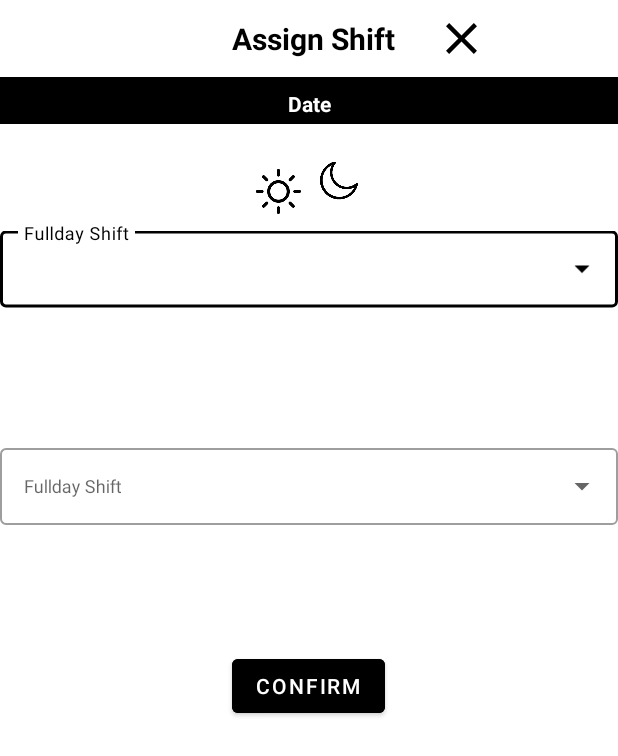
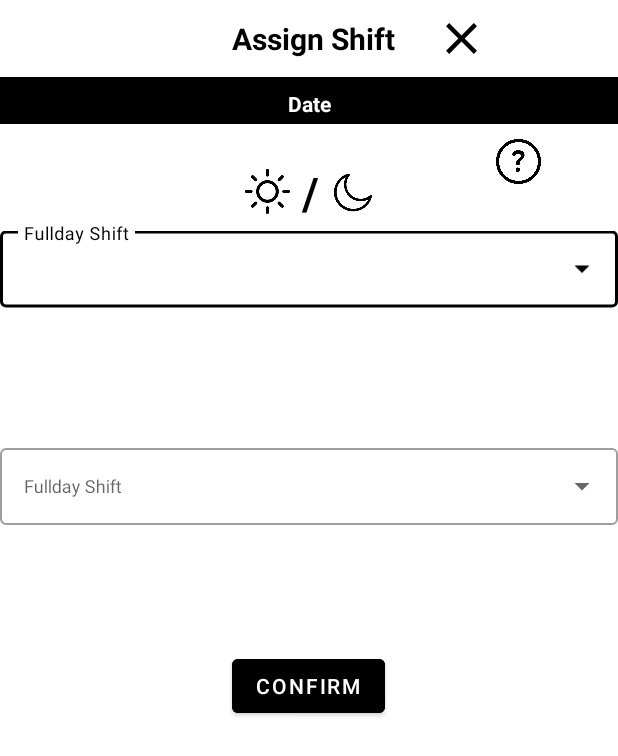
Before and after one commit to osmosis10/TimeWise, an Android app: the layout assign_shifts_weekends.xml on its own in the app's theme, with its tools: preview values and no code run, on a phone screen of 412 x 824 dp. Shown: the top 756 px of the screen. Run offline under Robolectric (Android 15) with nearby library versions, the phone set to English and light mode, and no system bars.

```diff
--- a/app/src/main/res/layout/assign_shifts_weekends.xml
+++ b/app/src/main/res/layout/assign_shifts_weekends.xml
@@ -70,24 +70,55 @@
             android:orientation="vertical"
             android:translationY="-5dp">
 
+            <LinearLayout
+                android:layout_width="wrap_content"
+                android:layout_height="wrap_content"
+                android:layout_gravity="center_horizontal"
+                android:translationX="140dp"
+                android:translationY="15dp"
+                android:orientation="horizontal">
+                <ImageButton
+                    android:id="@+id/unassignedList"
+                    android:layout_width="30dp"
+                    android:layout_height="30dp"
+                    android:layout_gravity="center_horizontal"
+                    android:background="@mipmap/question">
+                </ImageButton>
+            </LinearLayout>
+
+            <LinearLayout
+                android:layout_width="match_parent"
+                android:layout_height="wrap_content"
+                android:orientation="horizontal"
+                android:gravity="center_horizontal">
                 <ImageView
                     android:layout_width="30dp"
                     android:layout_height="30dp"
                     android:layout_gravity="center_horizontal"
-                android:translationX="-20dp"
-                android:translationY="35dp"
+                    android:layout_marginBottom="10dp"
+                    android:layout_marginRight="8dp"
                     android:background="@mipmap/sun"
-                android:layout_weight="1"/>
+                    android:translationY="5dp" />
 
+                <TextView
+                    android:layout_width="wrap_content"
+                    android:layout_height="wrap_content"
+                    android:text="/"
+                    android:textSize="30sp"
+                    android:textStyle="bold"
+                    android:textColor="@color/black"
+                    android:layout_gravity="center_horizontal">
+                </TextView>
 
                 <ImageView
                     android:layout_width="25dp"
                     android:layout_height="25dp"
                     android:layout_gravity="center_horizontal"
-                android:translationX="20dp"
-                android:layout_marginBottom="15dp"
+                    android:layout_marginBottom="10dp"
+                    android:layout_marginLeft="10dp"
                     android:background="@mipmap/moon"
-                android:layout_weight="1"/>
+                    android:translationY="8dp" />
+            </LinearLayout>
 
             <com.google.android.material.textfield.TextInputLayout
                 android:layout_width="match_parent"
--- a/app/src/main/res/layout/single_cell_layout.xml
+++ b/app/src/main/res/layout/single_cell_layout.xml
@@ -20,8 +20,8 @@
         android:id="@+id/shiftStatus"
         android:layout_width="10dp"
         android:layout_height="10dp"
-        android:translationY="1dp"
-        android:src="@mipmap/exclamation">
+        android:translationY="1dp">
+<!--        //android:src="@mipmap/exclamation">-->
     </ImageView>
 
     <TextView
--- /dev/null
+++ b/app/src/main/res/menu/popup_menu.xml
@@ -0,0 +1,4 @@
+<?xml version="1.0" encoding="utf-8"?>
+<menu xmlns:android="http://schemas.android.com/apk/res/android">
+
+</menu>
```
Also changed, not shown: app/src/main/java/com/example/shiftmanager/ui/calendar/CalendarFragment.java (+73 -0 lines), app/src/main/res/layout/assign_shifts_weekdays.xml (+15 -1 lines), app/src/main/res/layout/assign_shifts_weekend.xml (deleted, +0 -193 lines), app/src/main/res/mipmap-hdpi/question.png (added), 1 other file. Lines whose indentation alone changed are shown as unchanged.
